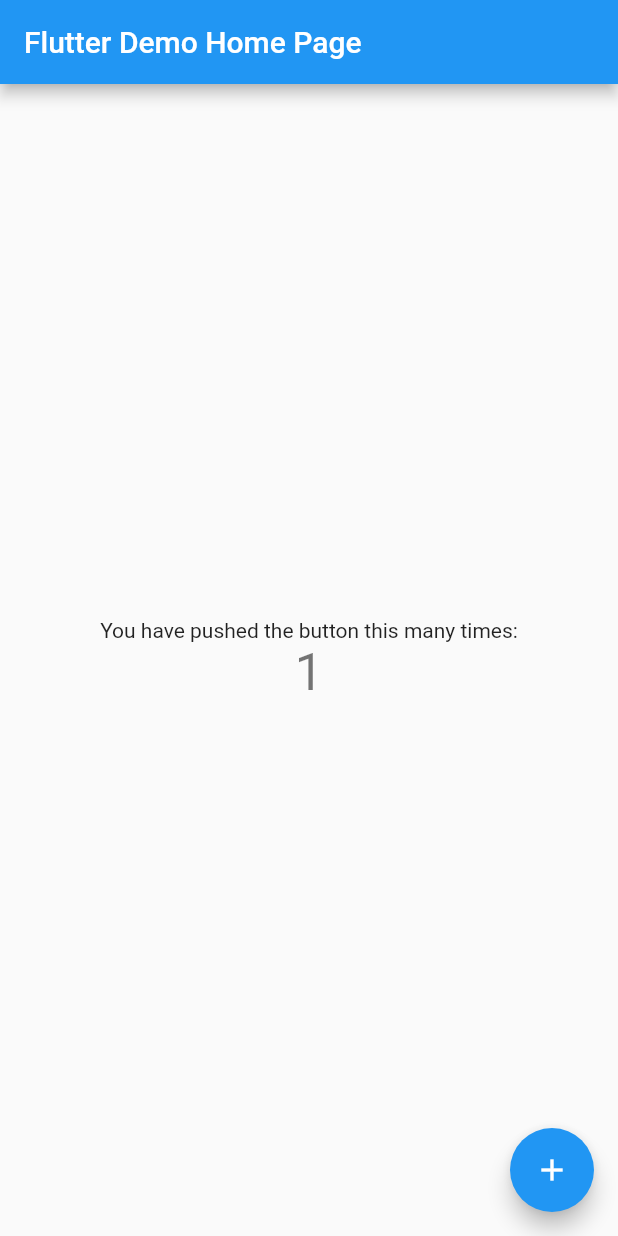
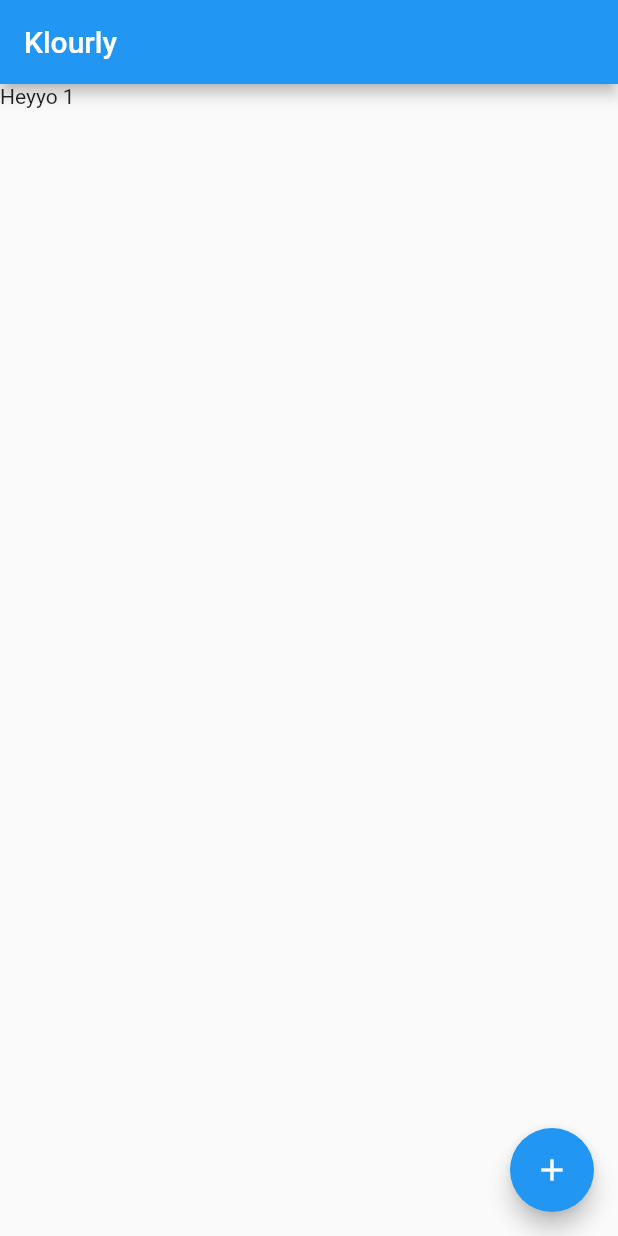
Before and after one commit to sanderhelleso/klourly-mobile, a Flutter app: the screen it shows after launch, after a tap on the "add" icon, on a phone screen of 412 x 824 dp. Run offline on Flutter 3.47's test engine with Material 2 defaults, Android fonts, the phone set to English and light mode, and no system bars.

Commit message:
added scaffold

```diff
--- a/lib/main.dart
+++ b/lib/main.dart
@@ -1,109 +1,8 @@
+// need to import a helper librarys to get content on the screen
 import 'package:flutter/material.dart';
+import 'src/app.dart';
 
-void main() => runApp(new MyApp());
-
-class MyApp extends StatelessWidget {
-  // This widget is the root of your application.
-  @override
-  Widget build(BuildContext context) {
-    return new MaterialApp(
-      title: 'Flutter Demo',
-      theme: new ThemeData(
-        // This is the theme of your application.
-        //
-        // Try running your application with "flutter run". You'll see the
-        // application has a blue toolbar. Then, without quitting the app, try
-        // changing the primarySwatch below to Colors.green and then invoke
-        // "hot reload" (press "r" in the console where you ran "flutter run",
-        // or press Run > Flutter Hot Reload in IntelliJ). Notice that the
-        // counter didn't reset back to zero; the application is not restarted.
-        primarySwatch: Colors.blue,
-      ),
-      home: new MyHomePage(title: 'Flutter Demo Home Page'),
-    );
-  }
+// define a 'main' function to run when app starts
+void main() {
+	runApp(App());
 }
-
-class MyHomePage extends StatefulWidget {
-  MyHomePage({Key key, this.title}) : super(key: key);
-
-  // This widget is the home page of your application. It is stateful, meaning
-  // that it has a State object (defined below) that contains fields that affect
-  // how it looks.
-
-  // This class is the configuration for the state. It holds the values (in this
-  // case the title) provided by the parent (in this case the App widget) and
-  // used by the build method of the State. Fields in a Widget subclass are
-  // always marked "final".
-
-  final String title;
-
-  @override
-  _MyHomePageState createState() => new _MyHomePageState();
-}
-
-class _MyHomePageState extends State<MyHomePage> {
-  int _counter = 0;
-
-  void _incrementCounter() {
-    setState(() {
-      // This call to setState tells the Flutter framework that something has
-      // changed in this State, which causes it to rerun the build method below
-      // so that the display can reflect the updated values. If we changed
-      // _counter without calling setState(), then the build method would not be
-      // called again, and so nothing would appear to happen.
-      _counter++;
-    });
-  }
-
-  @override
-  Widget build(BuildContext context) {
-    // This method is rerun every time setState is called, for instance as done
-    // by the _incrementCounter method above.
-    //
-    // The Flutter framework has been optimized to make rerunning build methods
-    // fast, so that you can just rebuild anything that needs updating rather
-    // than having to individually change instances of widgets.
-    return new Scaffold(
-      appBar: new AppBar(
-        // Here we take the value from the MyHomePage object that was created by
-        // the App.build method, and use it to set our appbar title.
-        title: new Text(widget.title),
-      ),
-      body: new Center(
-        // Center is a layout widget. It takes a single child and positions it
-        // in the middle of the parent.
-        child: new Column(
-          // Column is also layout widget. It takes a list of children and
-          // arranges them vertically. By default, it sizes itself to fit its
-          // children horizontally, and tries to be as tall as its parent.
-          //
-          // Invoke "debug paint" (press "p" in the console where you ran
-          // "flutter run", or select "Toggle Debug Paint" from the Flutter tool
-          // window in IntelliJ) to see the wireframe for each widget.
-          //
-          // Column has various properties to control how it sizes itself and
-          // how it positions its children. Here we use mainAxisAlignment to
-          // center the children vertically; the main axis here is the vertical
-          // axis because Columns are vertical (the cross axis would be
-          // horizontal).
-          mainAxisAlignment: MainAxisAlignment.center,
-          children: <Widget>[
-            new Text(
-              'You have pushed the button this many times:',
-            ),
-            new Text(
-              '$_counter',
-              style: Theme.of(context).textTheme.display1,
-            ),
-          ],
-        ),
-      ),
-      floatingActionButton: new FloatingActionButton(
-        onPressed: _incrementCounter,
-        tooltip: 'Increment',
-        child: new Icon(Icons.add),
-      ), // This trailing comma makes auto-formatting nicer for build methods.
-    );
-  }
-}
--- /dev/null
+++ b/lib/src/app.dart
@@ -0,0 +1,38 @@
+// import flutter helper libary
+import 'package:flutter/material.dart';
+
+class App extends StatefulWidget {
+    createState() {
+        return AppState();
+    }
+}
+
+// create class serving as a custom Widget
+// must extend the 'StatelessWidget' base class
+class AppState extends State<App> {
+
+    // counter, incremented on button clcick
+    int counter = 0;
+
+    // must define a 'build' method that returns
+    // the widget that *this* widget will show
+    Widget build(context) {
+        return MaterialApp(
+            home: Scaffold(
+                body: Text('Heyyo $counter'),
+                floatingActionButton: FloatingActionButton(
+                    child: Icon(Icons.add),
+                    onPressed: () {
+                        setState(() {
+                            // increment counter
+                            counter++;
+                        });
+                    },
+                ),
+                appBar: AppBar(
+                    title: Text('Klourly')
+                ),
+            ),
+        );
+    }
+}
```
